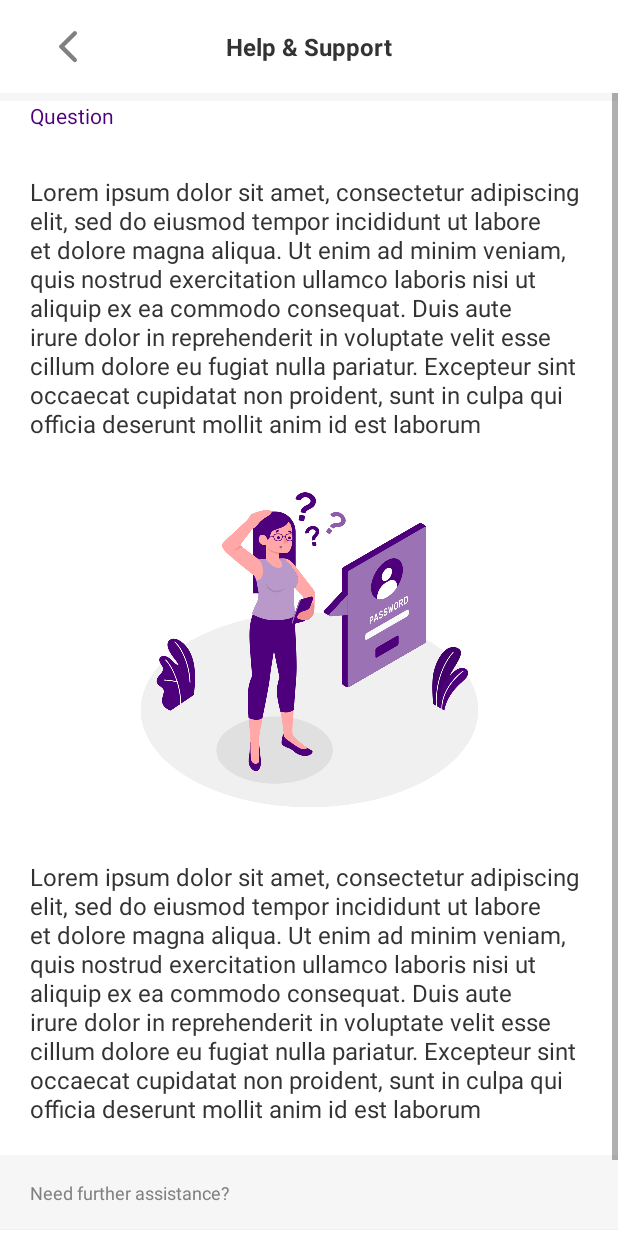
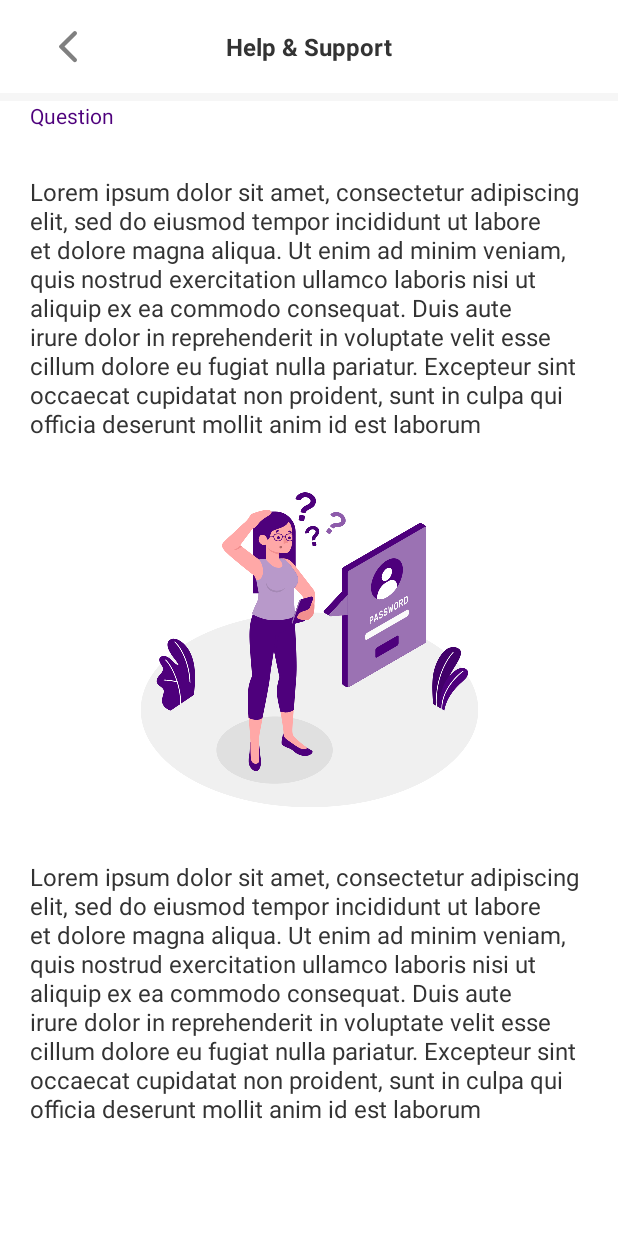
Before and after one commit to Festusyuma-LTD/glaid-driver, an Android app: the SupportFullPageActivity screen opened directly, with no data from a screen before it, on a phone screen of 412 x 824 dp. Run offline under Robolectric (Android 15) with nearby library versions, the phone set to English and light mode, and no system bars.

Commit message:
remove live chat button from full support page

```diff
--- a/app/src/main/java/festusyuma/com/glaiddriver/controller/SupportFullPageActivity.kt
+++ b/app/src/main/java/festusyuma/com/glaiddriver/controller/SupportFullPageActivity.kt
@@ -11,8 +11,6 @@ import festusyuma.com.glaiddriver.helpers.*
 import festusyuma.com.glaiddriver.models.User
 
 class SupportFullPageActivity : AppCompatActivity() {
-    private var user: User? = null
-
     override fun onCreate(savedInstanceState: Bundle?) {
         window.statusBarColor = ContextCompat.getColor(this, R.color.white)
         window.navigationBarColor = ContextCompat.getColor(this, R.color.white)
@@ -25,7 +23,6 @@ class SupportFullPageActivity : AppCompatActivity() {
         super.onCreate(savedInstanceState)
         setContentView(R.layout.activity_support_full_page)
         intent.getStringExtra(EXTRA_QUESTION)
-        user = initDriverDetails(this)
     }
 
 
@@ -34,15 +31,4 @@ class SupportFullPageActivity : AppCompatActivity() {
         val intent = Intent(this, HelpSupportActivity::class.java)
         startActivity(intent)
     }
-
-    fun startChatClick(view: View) {
-        view.startAnimation(buttonClickAnim)
-        if (user != null) {
-            val intent = Intent(this, ChatActivity::class.java)
-            intent.putExtra(CHAT_NAME, user!!.fullName)
-            intent.putExtra(CHAT_EMAIL, user!!.email)
-            startActivity(intent)
-
-        }
-    }
 }
--- a/app/src/main/res/layout/activity_support_full_page.xml
+++ b/app/src/main/res/layout/activity_support_full_page.xml
@@ -127,50 +127,6 @@
                 app:layout_constraintTop_toBottomOf="@+id/qestionImg"
                 app:lineHeight="19sp" />
 
-            <View
-                android:id="@+id/fAssistanceTab"
-                android:layout_width="match_parent"
-                android:layout_height="50dp"
-                android:background="#f6f6f6"
-                app:layout_constraintEnd_toEndOf="parent"
-                app:layout_constraintHorizontal_bias="0.0"
-                app:layout_constraintStart_toStartOf="parent"
-                app:layout_constraintTop_toBottomOf="@+id/questionAnswer2" />
-
-            <TextView
-                android:id="@+id/need_futhertextView"
-                android:layout_width="wrap_content"
-                android:layout_height="wrap_content"
-                android:layout_marginStart="20dp"
-
-                android:text="@string/need_futher_assistance"
-                android:textColor="#808080"
-                android:textSize="12sp"
-                app:layout_constraintBottom_toBottomOf="@+id/fAssistanceTab"
-                app:layout_constraintStart_toStartOf="@+id/fAssistanceTab"
-                app:layout_constraintTop_toTopOf="@+id/fAssistanceTab" />
-
-            <Button
-                android:id="@+id/button2"
-                android:layout_width="0dp"
-                android:layout_height="wrap_content"
-                android:layout_marginBottom="10dp"
-                android:background="@color/white"
-                android:drawableEnd="@drawable/ic_chevron_dark"
-
-                android:gravity="center|start"
-                android:onClick="startChatClick"
-                android:paddingLeft="20dp"
-                android:paddingRight="20dp"
-                android:text="@string/start_a_live_chat"
-                android:textAllCaps="false"
-                android:textColor="#333333"
-                android:textSize="16sp"
-                app:layout_constraintBottom_toBottomOf="parent"
-                app:layout_constraintEnd_toEndOf="parent"
-                app:layout_constraintStart_toStartOf="parent"
-                app:layout_constraintTop_toBottomOf="@+id/fAssistanceTab" />
-
         </androidx.constraintlayout.widget.ConstraintLayout>
     </ScrollView>
 
```
